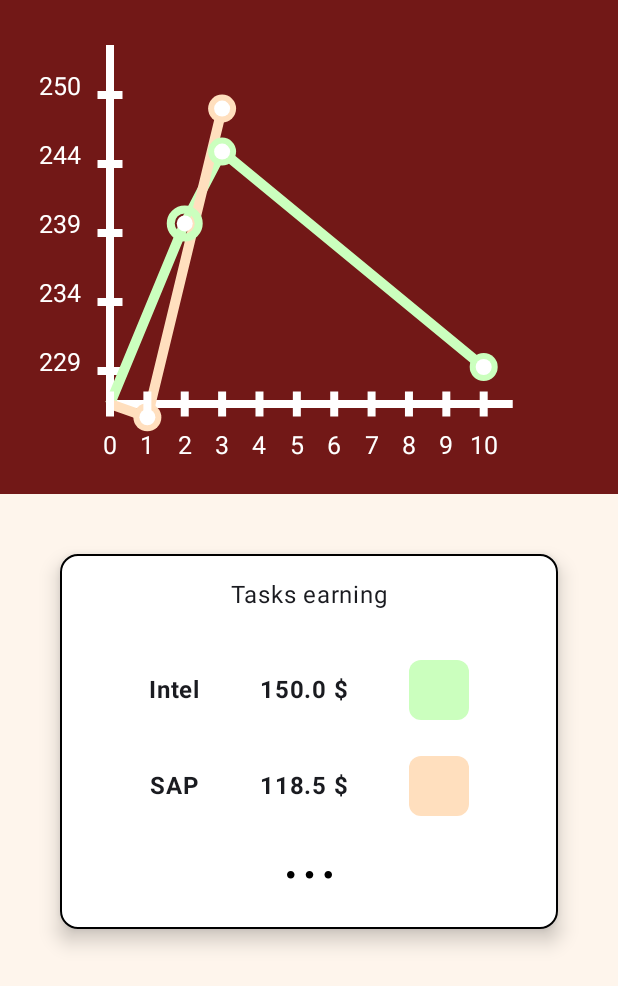
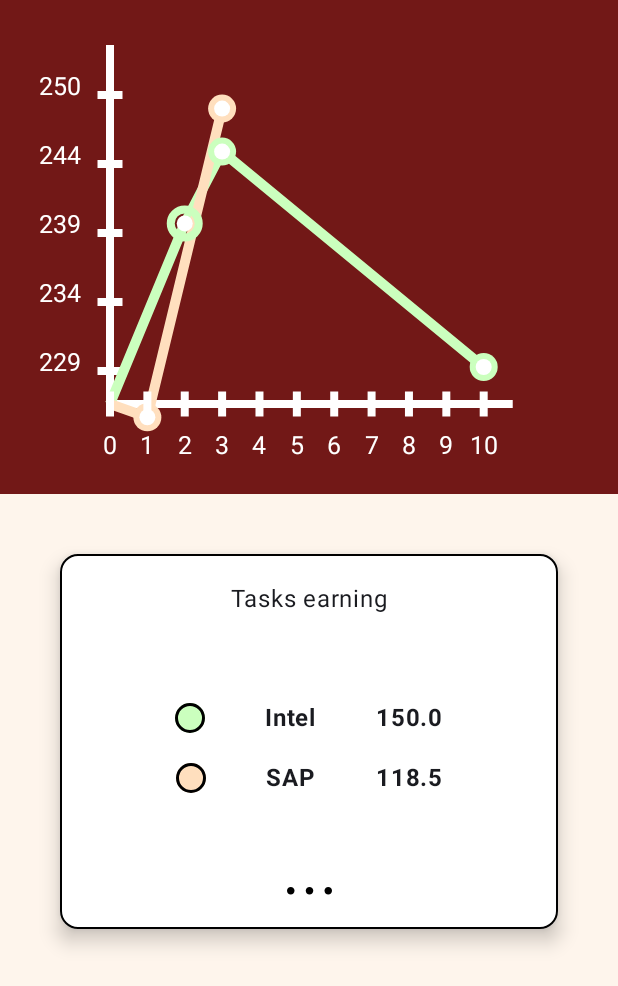
Before and after one commit to ILIIH/Neuro-Maining, an Android app built with Jetpack Compose: the EarningScreen screen opened through its navigation route, on a phone screen of 412 x 824 dp. Shown: the top 986 px of the screen. Run offline under Robolectric (Android 15) with nearby library versions, the light colour scheme and no system bars.

Commit message:
changed  earnings list

```diff
--- a/NeuroMaining/app/src/main/java/com/example/neuro_maining/ui/earnings_screen/EarningsList.kt
+++ b/NeuroMaining/app/src/main/java/com/example/neuro_maining/ui/earnings_screen/EarningsList.kt
@@ -15,6 +15,7 @@ import androidx.compose.foundation.layout.padding
 import androidx.compose.foundation.layout.size
 import androidx.compose.foundation.layout.width
 import androidx.compose.foundation.lazy.LazyColumn
+import androidx.compose.foundation.shape.CircleShape
 import androidx.compose.foundation.shape.RoundedCornerShape
 import androidx.compose.material3.Card
 import androidx.compose.material3.CardDefaults
@@ -54,38 +55,39 @@ fun EarningsList(modifier: Modifier) {
             )
             .height(250.dp),
         contentPadding = PaddingValues(8.dp),
-        verticalArrangement = Arrangement.spacedBy(24.dp)
+        verticalArrangement = androidx.compose.foundation.layout.Arrangement.Center,
     ) {
         item {
             Box(
                 modifier = Modifier
                     .fillMaxWidth()
                     .padding(10.dp)
+                    .padding(bottom = 40.dp),
+                contentAlignment = Alignment.Center
             ) {
                 Text(
                     text = "Tasks earning",
                     style = MaterialTheme.typography.bodyLarge,
-                    modifier = Modifier.align(Alignment.Center)
                 )
             }
         }
         items(
             count = miningHistory.size,
             itemContent = { index ->
-                ListItem(miningHistory[index])
+                EarningListItem(miningHistory[index])
             }
         )
         item {
             Box(
                 modifier = Modifier
                     .fillMaxWidth()
+                    .padding(top = 40.dp),
+                contentAlignment = Alignment.Center
             ) {
                 Image(
                     painter = painterResource(id = R.drawable.ic_more),
                     contentDescription = "See more icon",
-                    modifier = Modifier
-                        .size(30.dp)
-                        .align(Alignment.Center),
+                    modifier = Modifier.size(30.dp),
                 )
             }
         }
@@ -93,10 +95,11 @@ fun EarningsList(modifier: Modifier) {
 }
 
 @Composable
-fun ListItem(item: MiningHistory) {
+fun EarningListItem(item: MiningHistory) {
     Card(
         modifier = Modifier
-            .fillMaxWidth(),
+            .fillMaxWidth()
+            .padding(10.dp),
         colors = CardDefaults.cardColors(containerColor = Color.Transparent)
     ) {
         Row(
@@ -104,6 +107,17 @@ fun ListItem(item: MiningHistory) {
             horizontalArrangement = Arrangement.Center,
             verticalAlignment = Alignment.CenterVertically
         ) {
+            Box(
+                modifier = Modifier
+                    .size(20.dp)
+                    .background(item.color, shape = CircleShape)
+                    .border(
+                        width = 2.dp,
+                        color = Color.Black,
+                        shape = CircleShape
+                    )
+            )
+            Spacer(modifier = Modifier.width(40.dp))
             Text(
                 text = item.miningSource,
                 style = MaterialTheme.typography.bodyLarge.copy(
@@ -112,17 +126,11 @@ fun ListItem(item: MiningHistory) {
             )
             Spacer(modifier = Modifier.width(40.dp))
             Text(
-                text = "${item.getEarningSum()* EARNING_MULTIPLIER} $",
+                text = "${item.getEarningSum()* EARNING_MULTIPLIER}",
                 style = MaterialTheme.typography.bodyLarge.copy(
                     fontWeight = FontWeight.Bold
                 )
             )
-            Spacer(modifier = Modifier.width(40.dp))
-            Box(
-                modifier = Modifier
-                    .size(40.dp)
-                    .background(item.color, shape = RoundedCornerShape(8.dp))
-            )
         }
     }
 }
```
Also changed, not shown: 1 other file.
